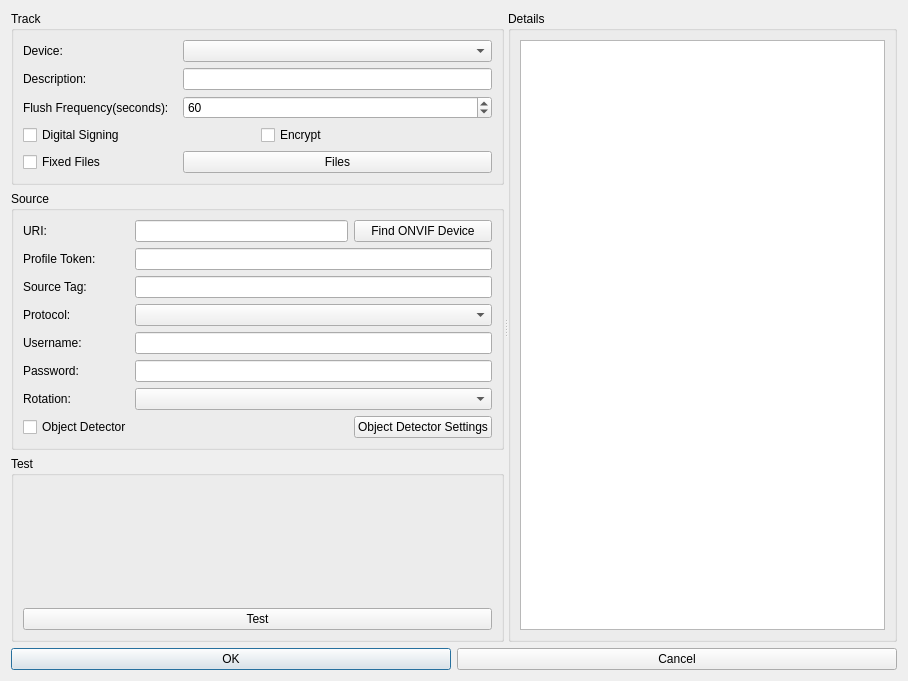
Qt form libmonocleclient/managetrackwindow.ui (lineCode/Client-2) before a commit.
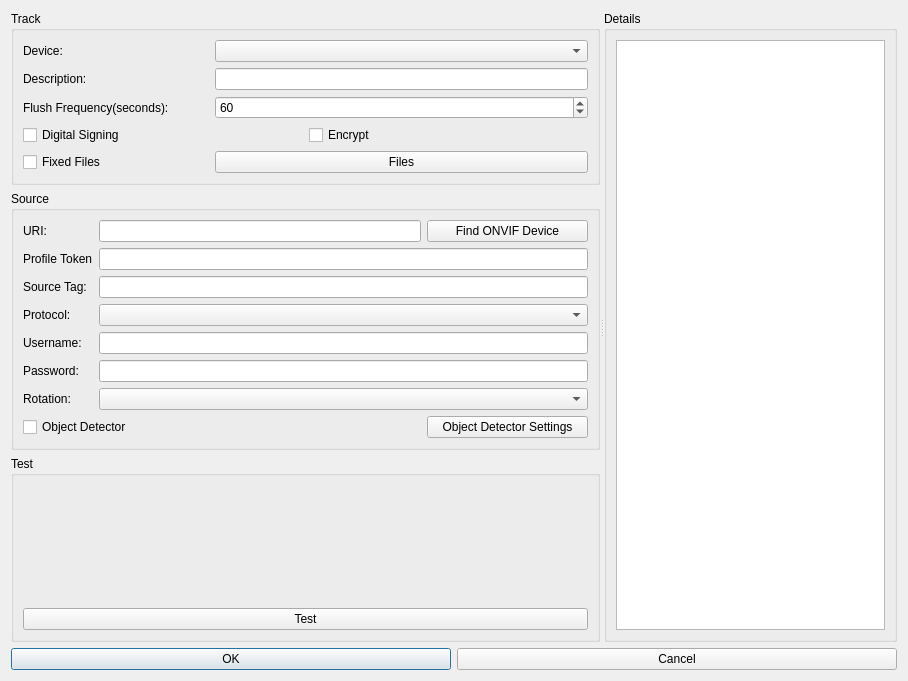
The same form after that commit.

The edit to the form file:
```diff
--- a/libmonocleclient/managetrackwindow.ui
+++ b/libmonocleclient/managetrackwindow.ui
@@ -147,6 +147,12 @@
              <layout class="QGridLayout" name="gridLayout_5">
               <item row="0" column="0">
                <widget class="QLabel" name="label_4">
+                <property name="maximumSize">
+                 <size>
+                  <width>70</width>
+                  <height>16777215</height>
+                 </size>
+                </property>
                 <property name="text">
                  <string>URI:</string>
                 </property>
@@ -154,6 +160,12 @@
               </item>
               <item row="6" column="0">
                <widget class="QLabel" name="label_10">
+                <property name="maximumSize">
+                 <size>
+                  <width>70</width>
+                  <height>16777215</height>
+                 </size>
+                </property>
                 <property name="text">
                  <string>Rotation:</string>
                 </property>
@@ -164,6 +176,12 @@
               </item>
               <item row="2" column="0">
                <widget class="QLabel" name="label_6">
+                <property name="maximumSize">
+                 <size>
+                  <width>70</width>
+                  <height>16777215</height>
+                 </size>
+                </property>
                 <property name="text">
                  <string>Source Tag:</string>
                 </property>
@@ -171,6 +189,12 @@
               </item>
               <item row="1" column="0">
                <widget class="QLabel" name="label_5">
+                <property name="maximumSize">
+                 <size>
+                  <width>70</width>
+                  <height>16777215</height>
+                 </size>
+                </property>
                 <property name="text">
                  <string>Profile Token:</string>
                 </property>
@@ -181,6 +205,12 @@
               </item>
               <item row="3" column="0">
                <widget class="QLabel" name="label_7">
+                <property name="maximumSize">
+                 <size>
+                  <width>70</width>
+                  <height>16777215</height>
+                 </size>
+                </property>
                 <property name="text">
                  <string>Protocol:</string>
                 </property>
@@ -188,6 +218,12 @@
               </item>
               <item row="4" column="0">
                <widget class="QLabel" name="label_8">
+                <property name="maximumSize">
+                 <size>
+                  <width>70</width>
+                  <height>16777215</height>
+                 </size>
+                </property>
                 <property name="text">
                  <string>Username:</string>
                 </property>
@@ -198,6 +234,12 @@
               </item>
               <item row="5" column="0">
                <widget class="QLabel" name="label_9">
+                <property name="maximumSize">
+                 <size>
+                  <width>70</width>
+                  <height>16777215</height>
+                 </size>
+                </property>
                 <property name="text">
                  <string>Password:</string>
                 </property>
@@ -239,6 +281,12 @@
               </item>
               <item row="0" column="1" colspan="2">
                <widget class="QLineEdit" name="edituri">
+                <property name="minimumSize">
+                 <size>
+                  <width>320</width>
+                  <height>0</height>
+                 </size>
+                </property>
                 <property name="toolTip">
                  <string>&lt;html&gt;&lt;head/&gt;&lt;body&gt;&lt;p&gt;Examples:&lt;/p&gt;&lt;p&gt;http://10.0.0.1/onvif/device_service&lt;/p&gt;&lt;p&gt;rtsp://192.168.0.1/path&lt;/p&gt;&lt;/body&gt;&lt;/html&gt;</string>
                 </property>
```
